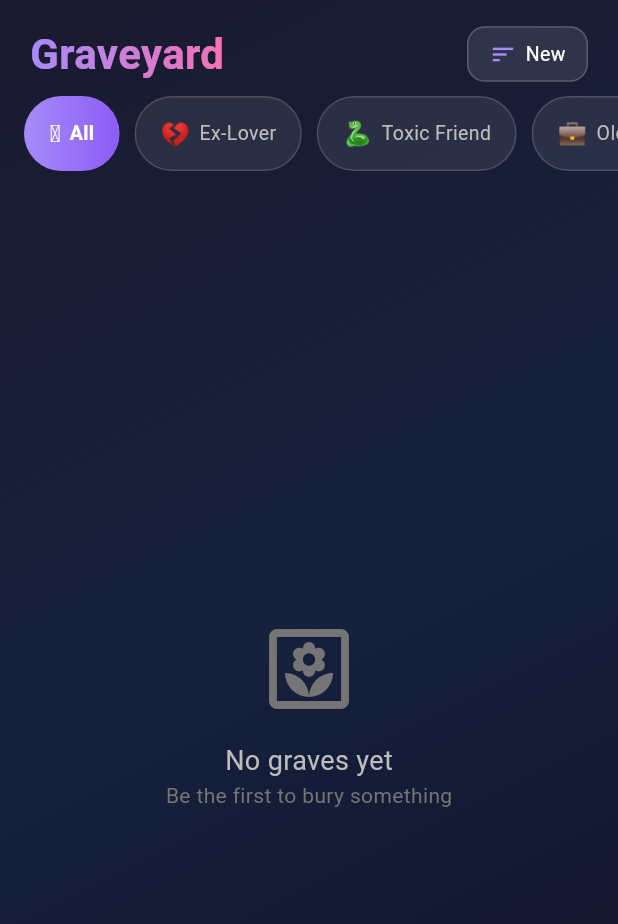
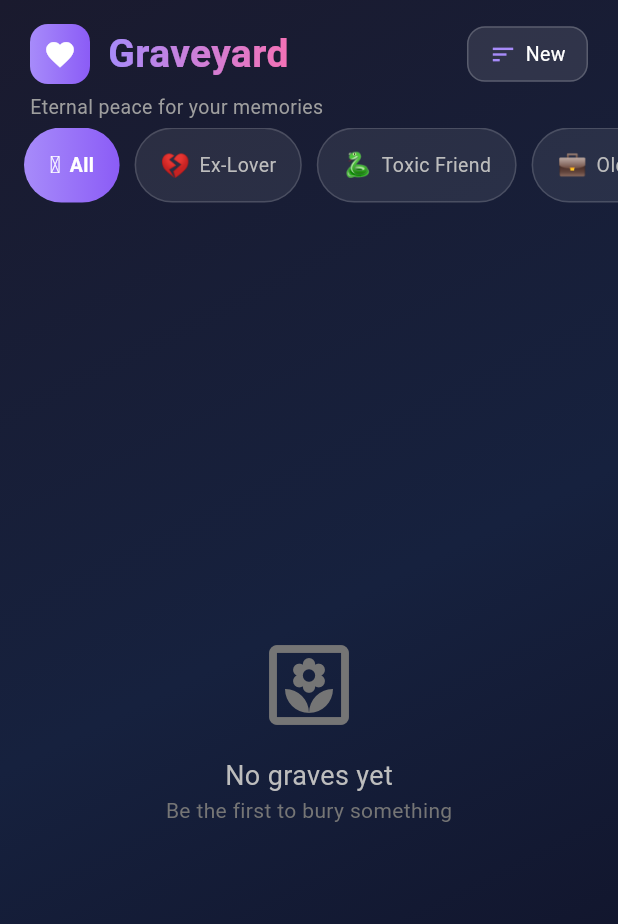
Before and after one commit to catduel/bury_it, a Flutter app: the GraveyardScreen screen opened directly, on a phone screen of 412 x 824 dp. Shown: the top 924 px of the screen. Run offline on Flutter 3.47's test engine with Material 3 defaults, Android fonts, the phone set to English and light mode, and no system bars; drawn by our look-alikes of flutter_animate; our stand-ins replace supabase_flutter; accounts and stored records are empty; Roboto replaces fonts that are missing (SF Pro Display).

Commit message:
Fix logo and motto

```diff
--- a/lib/screens/graveyard_screen.dart
+++ b/lib/screens/graveyard_screen.dart
@@ -71,16 +71,34 @@ class _GraveyardScreenState extends State<GraveyardScreen> {
             children: [
               // Header
               Padding(
-                padding: const EdgeInsets.fromLTRB(20, 16, 20, 8),
-                child: Row(
+                padding: const EdgeInsets.fromLTRB(20, 16, 20, 4),
+                child: Column(
+                  crossAxisAlignment: CrossAxisAlignment.start,
                   children: [
+                    Row(
+                      children: [
+                        // Logo
+                        Container(
+                          width: 40,
+                          height: 40,
+                          decoration: BoxDecoration(
+                            gradient: const LinearGradient(
+                              colors: [Color(0xFFa78bfa), Color(0xFF8b5cf6)],
+                            ),
+                            borderRadius: BorderRadius.circular(12),
+                          ),
+                          child: const Center(
+                            child: Icon(Icons.favorite, color: Colors.white, size: 22),
+                          ),
+                        ),
+                        const SizedBox(width: 12),
                         ShaderMask(
                           shaderCallback: (bounds) => const LinearGradient(
                             colors: [Color(0xFFa78bfa), Color(0xFFf472b6)],
                           ).createShader(bounds),
                           child: const Text(
                             'Graveyard',
-                        style: TextStyle(fontSize: 28, fontWeight: FontWeight.bold, color: Colors.white),
+                            style: TextStyle(fontSize: 26, fontWeight: FontWeight.bold, color: Colors.white),
                           ),
                         ),
                         const Spacer(),
@@ -105,6 +123,13 @@ class _GraveyardScreenState extends State<GraveyardScreen> {
                           ],
                         ),
                       ),
+                    ),
+                      ],
+                    ),
+                    const SizedBox(height: 6),
+                    Text(
+                      'Eternal peace for your memories',
+                      style: TextStyle(color: Colors.grey[500], fontSize: 13),
                     ),
                   ],
                 ),
```
Lines whose indentation alone changed are shown as unchanged.
